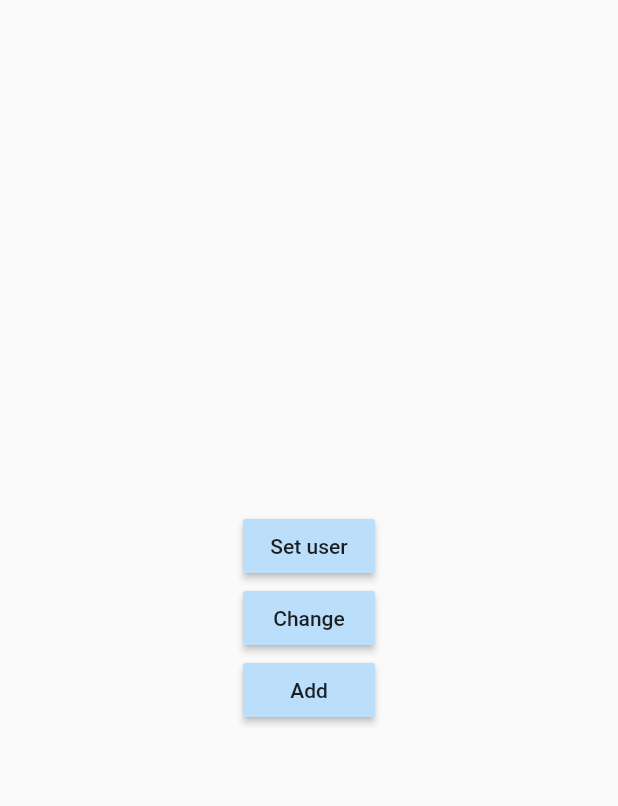
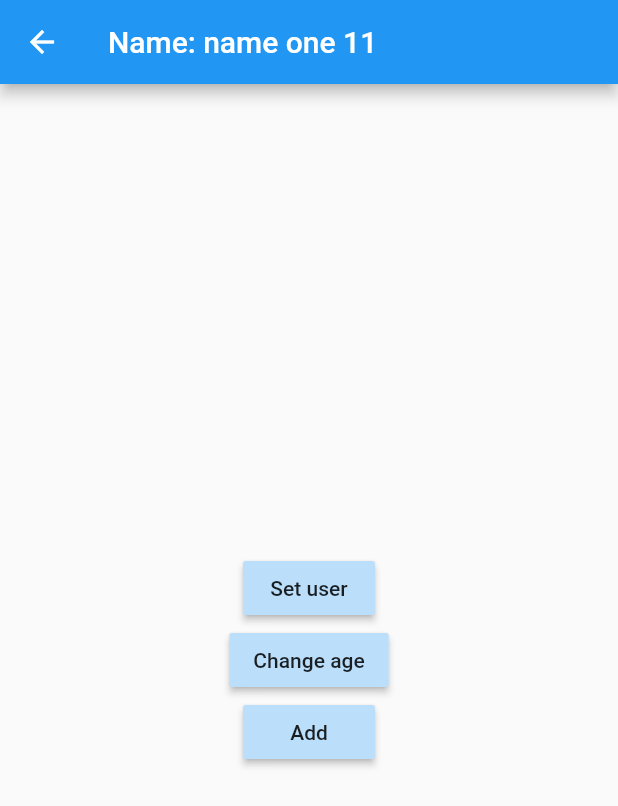
Before and after one commit to ecolque/flutter-singleton, a Flutter app: the Page2Page screen opened by its route, after a tap on "Set user", on a phone screen of 412 x 824 dp. Shown: the top 806 px of the screen. Run offline on Flutter 3.47's test engine with Material 2 defaults, Android fonts, the phone set to English and light mode, and no system bars.

Commit message:
end singleton

```diff
--- a/lib/models/user.dart
+++ b/lib/models/user.dart
@@ -1,7 +1,9 @@
+import 'package:meta/meta.dart';
+
 class User {
   String name;
   int age;
   List<String> profs;
 
-  User({this.name, this.age, this.profs});
+  User({@required this.name, this.age, this.profs}) : assert(name != null);
 }
--- a/lib/pages/page1_page.dart
+++ b/lib/pages/page1_page.dart
@@ -1,12 +1,21 @@
 import 'package:flutter/cupertino.dart';
 import 'package:flutter/material.dart';
+import 'package:states/models/user.dart';
+import 'package:states/services/user_service.dart';
 
 class Page1Page extends StatelessWidget {
   // This widget is the root of your application.
   @override
   Widget build(BuildContext context) {
     return Scaffold(
-      body: InfWidget(),
+      body: StreamBuilder(
+        stream: userService.userStream,
+        builder: (BuildContext context, AsyncSnapshot<User> snapshot) {
+          return snapshot.hasData
+              ? InfWidget(snapshot.data)
+              : Center(child: Text('user not found'));
+        },
+      ),
       floatingActionButton: FloatingActionButton(
         child: Icon(Icons.accessibility_new),
         onPressed: () => Navigator.pushNamed(context, 'page2'),
@@ -16,6 +25,10 @@ class Page1Page extends StatelessWidget {
 }
 
 class InfWidget extends StatelessWidget {
+  final User user;
+
+  const InfWidget(this.user);
+
   @override
   Widget build(BuildContext context) {
     return Container(
@@ -29,8 +42,8 @@ class InfWidget extends StatelessWidget {
               fontWeight: FontWeight.bold,
             )),
         Divider(),
-        ListTile(title: Text('Name: ')),
-        ListTile(title: Text('Name1: ')),
+        ListTile(title: Text('Name: ${user.name}')),
+        ListTile(title: Text('Edad: ${user.age}')),
         ListTile(title: Text('Name2: '))
       ]),
     );
--- a/lib/pages/page2_page.dart
+++ b/lib/pages/page2_page.dart
@@ -1,11 +1,23 @@
 import 'package:flutter/cupertino.dart';
 import 'package:flutter/material.dart';
+import 'package:states/models/user.dart';
+import 'package:states/services/user_service.dart';
 
 class Page2Page extends StatelessWidget {
   // This widget is the root of your application.
   @override
   Widget build(BuildContext context) {
     return Scaffold(
+      appBar: AppBar(
+        title: StreamBuilder(
+          stream: userService.userStream,
+          builder: (BuildContext context, AsyncSnapshot<User> snapshot) {
+            return snapshot.hasData
+                ? Text('Name: ${snapshot.data.name}')
+                : Text("Page");
+          },
+        ),
+      ),
       body: Center(
           child: Column(
         mainAxisAlignment: MainAxisAlignment.center,
@@ -13,12 +25,17 @@ class Page2Page extends StatelessWidget {
           MaterialButton(
             child: Text('Set user'),
             color: Colors.blue[100],
-            onPressed: () {},
+            onPressed: () {
+              final newUser = new User(name: 'name one 11', age: 10);
+              userService.chargeUser(newUser);
+            },
           ),
           MaterialButton(
-            child: Text('Change'),
+            child: Text('Change age'),
             color: Colors.blue[100],
-            onPressed: () {},
+            onPressed: () {
+              userService.changeAge(50);
+            },
           ),
           MaterialButton(
             child: Text('Add'),
--- /dev/null
+++ b/lib/services/user_service.dart
@@ -0,0 +1,30 @@
+import 'dart:async';
+
+import 'package:states/models/user.dart';
+
+class _UserService {
+  User _user;
+
+  StreamController<User> _userStreamController =
+      new StreamController<User>.broadcast();
+
+  User get user => this._user;
+  bool get existtUser => (this._user != null) ? true : false;
+  Stream<User> get userStream => _userStreamController.stream;
+
+  void chargeUser(User user) {
+    this._user = user;
+    this._userStreamController.add(user);
+  }
+
+  void changeAge(int edad) {
+    this._user.age = edad;
+    this._userStreamController.add(this._user);
+  }
+
+  dispose() {
+    this._userStreamController?.close();
+  }
+}
+
+final userService = new _UserService();
```
